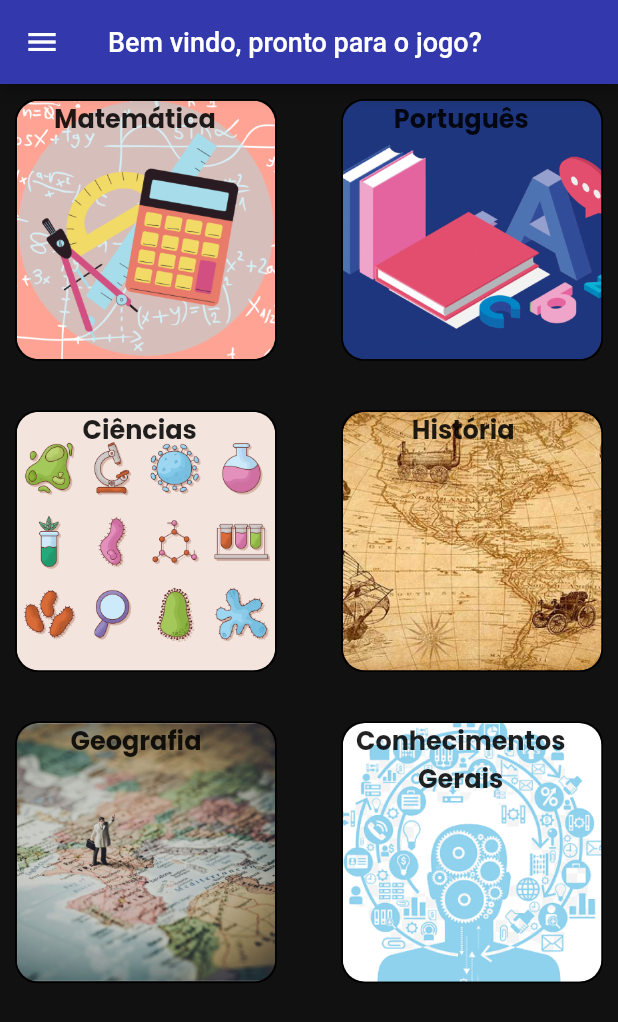
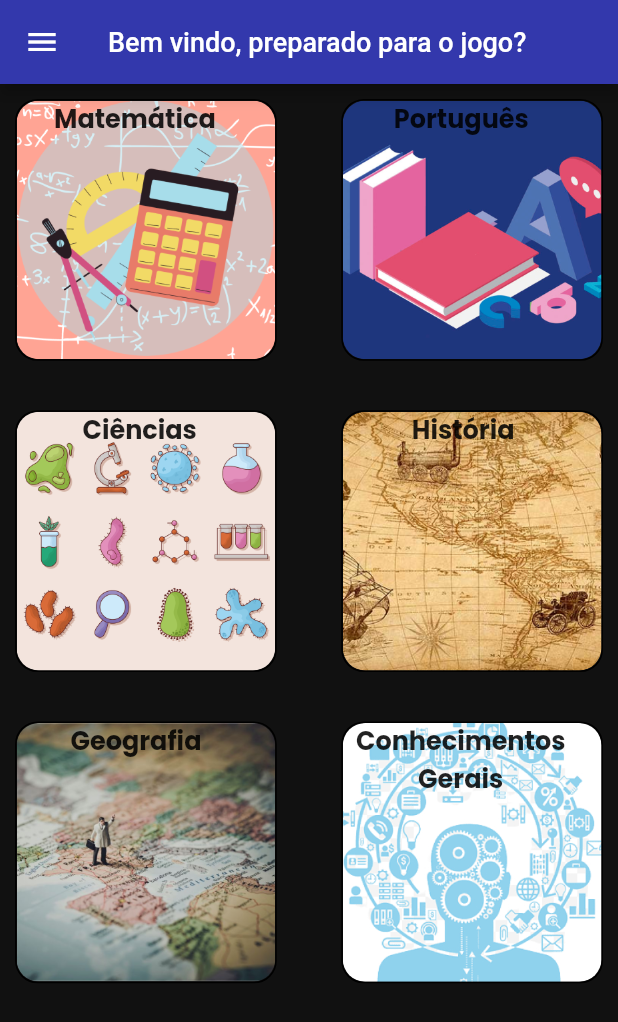
Before and after one commit to marcospastora1/quiz_app, a Flutter app: the screen it shows after launch, on a phone screen of 412 x 824 dp. Shown: the top 1022 px of the screen. Run offline on Flutter 3.47's test engine with Material 2 defaults, Android fonts, the phone set to English and light mode, and no system bars; our stand-ins replace auto_size_text, get, get_storage, google_fonts, logger, screenshot and 1 more.

Commit message:
teste ci/cd

```diff
--- a/lib/presentation/home/home.screen.dart
+++ b/lib/presentation/home/home.screen.dart
@@ -10,7 +10,7 @@ class HomeScreen extends GetView<HomeController> {
     return Scaffold(
       appBar: AppBar(
         title: const Text(
-          'Bem vindo, pronto para o jogo?',
+          'Bem vindo, preparado para o jogo?',
           style: TextStyle(fontSize: 18),
         ),
         backgroundColor: const Color(0xFF3338AC),
```
